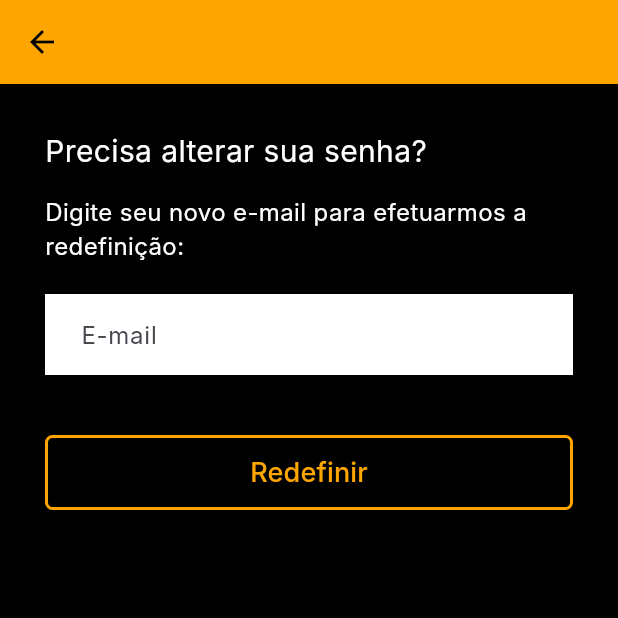
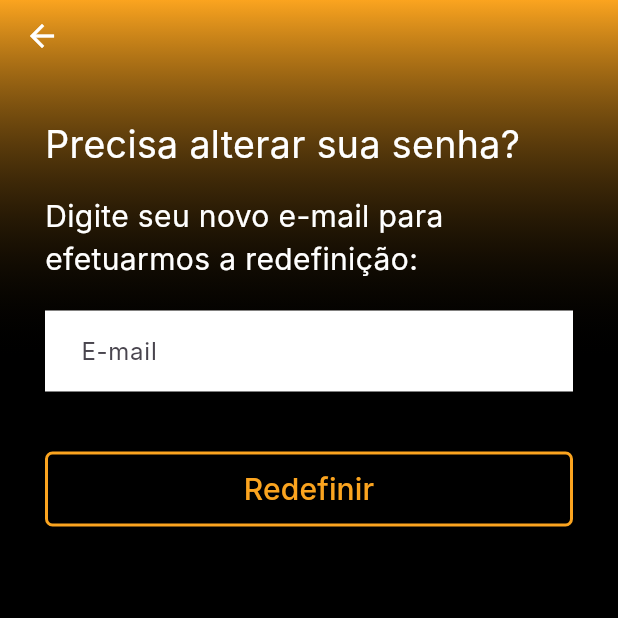
Before and after one commit to tokujiTO/PII4S_images_generator, a Flutter app: the ResetPasswordPage screen opened directly, on a phone screen of 412 x 824 dp, the top half of it. Run offline on Flutter 3.47's test engine with Material 3 defaults, Android fonts, the phone set to English and light mode, and no system bars; our stand-ins replace device_preview, flutter_screenutil; Roboto replaces fonts that are missing (Inter).

Commit message:
feat: fix app bar and font size on reset passaword page

```diff
--- a/lib/app/pages/change_email_page.dart
+++ b/lib/app/pages/change_email_page.dart
@@ -19,13 +19,13 @@ class _ChangeEmailPageState extends State<ChangeEmailPage> {
     Widget currentStepWidget;
     switch (_step) {
       case 1:
-        currentStepWidget = _buildStep1(AppColors.yellow);
+        currentStepWidget = _buildStep1(highlightColor);
         break;
       case 2:
-        currentStepWidget = _buildStep2(AppColors.yellow);
+        currentStepWidget = _buildStep2(highlightColor);
         break;
       case 3:
-        currentStepWidget = _buildStep3(AppColors.yellow);
+        currentStepWidget = _buildStep3(highlightColor);
         break;
       default:
         currentStepWidget = Container();
--- a/lib/app/pages/reset_passaword_page.dart
+++ b/lib/app/pages/reset_passaword_page.dart
@@ -1,4 +1,5 @@
 import 'package:flutter/material.dart';
+import 'package:poliedroimagesgenerator/app/utils/app_colors.dart'; // Supondo que AppColors.yellow esteja aqui
 
 class ResetPasswordPage extends StatefulWidget {
   const ResetPasswordPage({Key? key}) : super(key: key);
@@ -12,7 +13,8 @@ class _ResetPasswordPageState extends State<ResetPasswordPage> {
 
   @override
   Widget build(BuildContext context) {
-    const Color highlightColor = Color(0xFFFFA500);
+    // A cor de destaque é a mesma do brilho
+    const Color highlightColor = AppColors.yellow;
 
     Widget currentStepWidget;
     switch (_step) {
@@ -30,24 +32,64 @@ class _ResetPasswordPageState extends State<ResetPasswordPage> {
     }
 
     return Scaffold(
-      backgroundColor: Colors.black,
-      appBar: AppBar(
-        backgroundColor: highlightColor,
-        elevation: 0,
-        leading: IconButton(
-          icon: const Icon(Icons.arrow_back, color: Colors.black),
+      backgroundColor: AppColors.background , // Fundo preto
+      body: Stack( // Usar Stack para sobrepor o brilho
+        children: [
+          // 1. Efeito de brilho amarelo no topo
+          Positioned(
+            top: 0,
+            left: 0,
+            right: 0,
+            child: Container(
+              height: 240, // Altura da área do brilho
+              decoration: BoxDecoration(
+                gradient: LinearGradient(
+                  begin: Alignment.topCenter,
+                  end: Alignment.bottomCenter,
+                  colors: [
+                    // Cor amarela com opacidade para criar o efeito de "glow"
+                    highlightColor.withOpacity(1.0),
+                    Colors.transparent,
+                  ],
+                ),
+              ),
+            ),
+          ),
+
+          // 2. Conteúdo da página (AppBar customizado + Steps)
+          SafeArea(
+            child: Column(
+              children: [
+                // 2a. AppBar customizado (apenas o botão de voltar)
+                Padding(
+                  padding: const EdgeInsets.symmetric(horizontal: 4.0),
+                  child: Row(
+                    children: [
+                      IconButton(
+                        icon: const Icon(Icons.arrow_back, color: Colors.white),
                         onPressed: () => Navigator.of(context).pop(),
                       ),
+                    ],
                   ),
-      body: Padding(
+                ),
+                // 2b. O conteúdo dos steps
+                Expanded(
+                  child: Padding(
                     padding: const EdgeInsets.all(30.0),
                     child: AnimatedSwitcher(
                       duration: const Duration(milliseconds: 300),
                       child: currentStepWidget,
                     ),
                   ),
+                ),
+              ],
+            ),
+          )
+        ],
+      ),
     );
   }
+
 
   Widget _buildStep1(Color color) {
     return Column(
@@ -56,12 +98,12 @@ class _ResetPasswordPageState extends State<ResetPasswordPage> {
       children: <Widget>[
         const Text(
           'Precisa alterar sua senha?',
-          style: TextStyle(color: Colors.white, fontSize: 20),
+          style: TextStyle(color: Colors.white, fontSize: 25),
         ),
         const SizedBox(height: 15),
         const Text(
           'Digite seu novo e-mail para efetuarmos a redefinição:',
-          style: TextStyle(color: Colors.white, fontSize: 16),
+          style: TextStyle(color: Colors.white, fontSize: 20),
         ),
         const SizedBox(height: 20),
         // Campo de texto "E-mail"
@@ -91,7 +133,7 @@ class _ResetPasswordPageState extends State<ResetPasswordPage> {
             },
             child: Text(
               'Redefinir',
-              style: TextStyle(color: color, fontSize: 18),
+              style: TextStyle(color: color, fontSize: 20),
             ),
           ),
         ),
@@ -112,7 +154,7 @@ class _ResetPasswordPageState extends State<ResetPasswordPage> {
         const SizedBox(height: 10),
         const Text(
           'exemplo@gmail.com',
-          style: TextStyle(color: Colors.white, fontSize: 18, fontWeight: FontWeight.bold),
+          style: TextStyle(color: Colors.white, fontSize: 20, fontWeight: FontWeight.bold),
           textAlign: TextAlign.center,
         ),
         const SizedBox(height: 30),
@@ -137,7 +179,7 @@ class _ResetPasswordPageState extends State<ResetPasswordPage> {
             },
             child: Text(
               'Enviar',
-              style: TextStyle(color: color, fontSize: 18),
+              style: TextStyle(color: color, fontSize: 20),
             ),
           ),
         ),
@@ -170,7 +212,7 @@ class _ResetPasswordPageState extends State<ResetPasswordPage> {
             },
             child: Text(
               'Redefinir',
-              style: TextStyle(color: color, fontSize: 18),
+              style: TextStyle(color: color, fontSize: 20),
             ),
           ),
         ),
```
Lines whose indentation alone changed are shown as unchanged.
